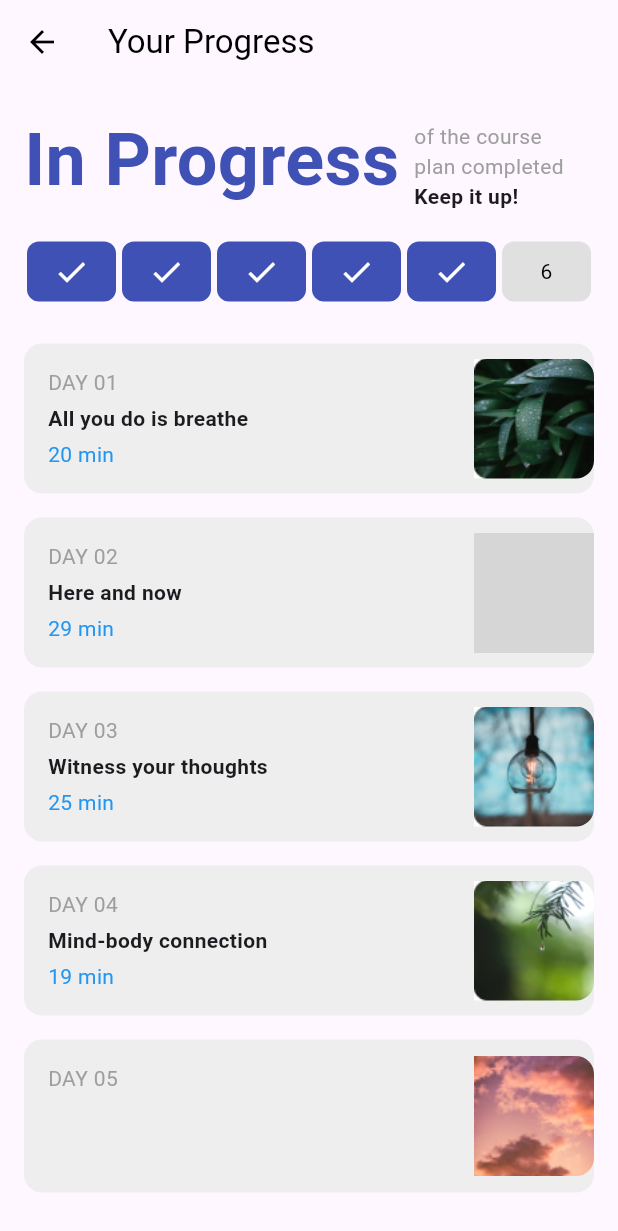
After one commit to davyleroy/Mindwave-mobile, a Flutter app: the ProgressPage screen opened directly, on a phone screen of 412 x 824 dp. The commit adds this screen. Shown: the top 1231 px of the screen. Run offline on Flutter 3.47's test engine with Material 3 defaults, Android fonts, the phone set to English and light mode, and no system bars; accounts and stored records are empty; grey boxes are pictures that could not be loaded.

Commit message:
feat: Add new images for home screen and progress page

```diff
--- /dev/null
+++ b/lib/progress_page.dart.dart
@@ -0,0 +1,125 @@
+import 'package:flutter/material.dart';
+
+class ProgressPage extends StatelessWidget {
+  @override
+  Widget build(BuildContext context) {
+    return Scaffold(
+      appBar: AppBar(
+        leading: IconButton(
+          icon: Icon(Icons.arrow_back, color: Colors.black),
+          onPressed: () => Navigator.of(context).pop(),
+        ),
+        title: Text('Your Progress', style: TextStyle(color: Colors.black)),
+        backgroundColor: Colors.transparent,
+        elevation: 0,
+      ),
+      body: ListView(
+        padding: EdgeInsets.all(16),
+        children: [
+          _buildProgressSection(),
+          SizedBox(height: 20),
+          _buildDayItem(
+              'DAY 01', 'All you do is breathe', '20 min', 'assets/leaves.jpg'),
+          _buildDayItem(
+              'DAY 02', 'Here and now', '29 min', 'assets/sunset.jpg'),
+          _buildDayItem(
+              'DAY 03', 'Witness your thoughts', '25 min', 'assets/bulb.jpg'),
+          _buildDayItem(
+              'DAY 04', 'Mind-body connection', '19 min', 'assets/plant.jpg'),
+          _buildDayItem('DAY 05', '', '', 'assets/sky.jpg'),
+        ],
+      ),
+    );
+  }
+
+  Widget _buildProgressSection() {
+    return Column(
+      crossAxisAlignment: CrossAxisAlignment.start,
+      children: [
+        Row(
+          crossAxisAlignment: CrossAxisAlignment.end,
+          children: [
+            Text(
+              'In Progress',
+              style: TextStyle(
+                  fontSize: 48,
+                  fontWeight: FontWeight.bold,
+                  color: Colors.indigo),
+            ),
+            SizedBox(width: 10),
+            Expanded(
+              child: Column(
+                crossAxisAlignment: CrossAxisAlignment.start,
+                children: [
+                  Text('of the course\nplan completed',
+                      style: TextStyle(color: Colors.grey)),
+                  Text('Keep it up!',
+                      style: TextStyle(fontWeight: FontWeight.bold)),
+                ],
+              ),
+            ),
+          ],
+        ),
+        SizedBox(height: 20),
+        Row(
+          children: List.generate(6, (index) {
+            return Expanded(
+              child: Container(
+                margin: EdgeInsets.symmetric(horizontal: 2),
+                height: 40,
+                decoration: BoxDecoration(
+                  color: index < 5 ? Colors.indigo : Colors.grey[300],
+                  borderRadius: BorderRadius.circular(8),
+                ),
+                child: index < 5
+                    ? Icon(Icons.check, color: Colors.white)
+                    : Center(
+                        child:
+                            Text('6', style: TextStyle(color: Colors.black))),
+              ),
+            );
+          }),
+        ),
+      ],
+    );
+  }
+
+  Widget _buildDayItem(
+      String day, String title, String duration, String imagePath) {
+    return Container(
+      margin: EdgeInsets.symmetric(vertical: 8),
+      decoration: BoxDecoration(
+        color: Colors.grey[200],
+        borderRadius: BorderRadius.circular(12),
+      ),
+      child: Row(
+        children: [
+          Expanded(
+            child: Padding(
+              padding: EdgeInsets.all(16),
+              child: Column(
+                crossAxisAlignment: CrossAxisAlignment.start,
+                children: [
+                  Text(day, style: TextStyle(color: Colors.grey)),
+                  SizedBox(height: 4),
+                  Text(title, style: TextStyle(fontWeight: FontWeight.bold)),
+                  SizedBox(height: 4),
+                  Text(duration, style: TextStyle(color: Colors.blue)),
+                ],
+              ),
+            ),
+          ),
+          ClipRRect(
+            borderRadius: BorderRadius.horizontal(right: Radius.circular(12)),
+            child: Image.asset(
+              imagePath,
+              width: 80,
+              height: 80,
+              fit: BoxFit.cover,
+            ),
+          ),
+        ],
+      ),
+    );
+  }
+}
--- a/lib/spalashscreen.dart
+++ b/lib/spalashscreen.dart
@@ -3,7 +3,7 @@ import 'dart:async';
 import 'auth_service.dart';
 import 'main.dart';
 import 'gender.dart';
-import 'help_selection_page.dart'; // Import the file containing the HomePage
+// Import the file containing the HomePage
 
 void main() {
   runApp(MyApp());
--- a/pubspec.yaml
+++ b/pubspec.yaml
@@ -25,3 +25,8 @@ flutter:
     - assets/Home-logob.png
     - assets/Home-logobb.png
     - assets/App-logob.png
+    - assets/leaves.jpg
+    - assets/sky.jpg
+    - assets/plant.jpg
+    - assets/bulb.jpg
+    - assets/sunset.jpg
```
Also changed, not shown: assets/Sunset.jpg (added), assets/bulb.jpg (added), assets/leaves.jpg (added), assets/plant.jpg (added), assets/sky.jpg (added), 1 other file.
